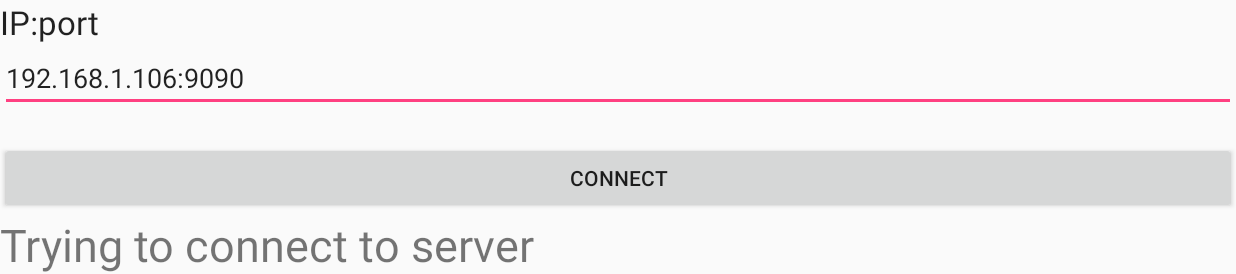
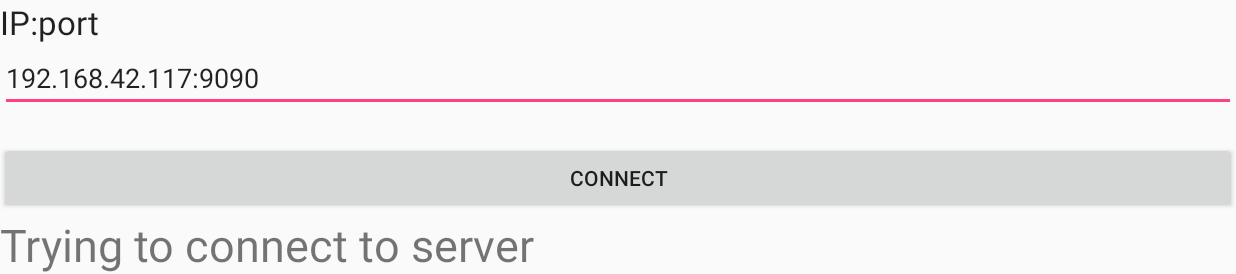
Before and after one commit to ScazLab/nao_tutoring_behavior_tablet_app_with_gradle, an Android app: the screen it shows after launch (MainActivity), after a tap on "CONNECT", on a phone screen of 824 x 412 dp (held sideways). Shown: the top 274 px of the screen. Run offline under Robolectric (Android 15) with nearby library versions, the phone set to English and light mode, and no system bars.

Commit message:
changing default IP address to make it faster to test with router and linux laptop

```diff
--- a/app/src/main/java/tutoringproject/behaviors/MainActivity.java
+++ b/app/src/main/java/tutoringproject/behaviors/MainActivity.java
@@ -56,7 +56,7 @@ public class MainActivity extends Activity implements View.OnClickListener {
         setContentView(R.layout.start_screen);
 
         iPandPort = (EditText) findViewById(R.id.IPandPort);
-        iPandPort.setText("192.168.1.106:9090");
+        iPandPort.setText("192.168.42.117:9090");
         connectButton = (Button) findViewById(R.id.ConnectButton);
         connectionStatus = (TextView) findViewById(R.id.ConnectionStatus);
         startMathButton = (Button)findViewById(R.id.startMathButton);
```
